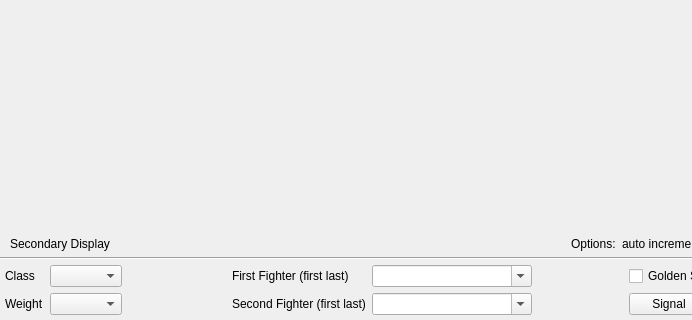
Qt form base/MainWindow.ui (fmuecke/Ipponboard) before a commit; both pictures show x 0 to 692 and y 280 to 600 of the 800 by 600 pixel window.
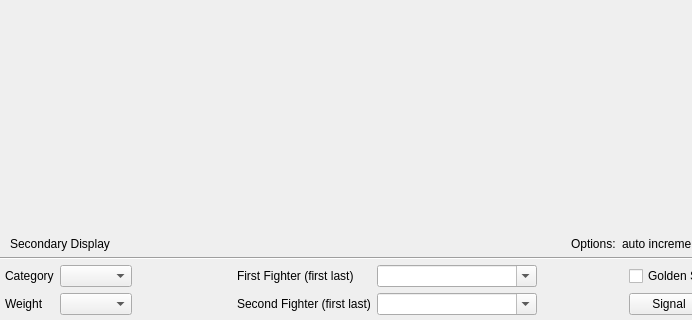
The same form after that commit. Icons and pictures are not drawn.

Commit message:
fighter list is filtered by category in addition to the weight for the fighter combobox (single tournament)
- renamed weight_class category

The edit to the form file:
```diff
--- a/base/MainWindow.ui
+++ b/base/MainWindow.ui
@@ -248,7 +248,7 @@
       <item row="0" column="0">
        <widget class="QLabel" name="label_6">
         <property name="text">
-         <string>Class</string>
+         <string>Category</string>
         </property>
        </widget>
       </item>
```
Left out of the diff: 4 changed lines with no effect on the pictures. The commit also changes 4 other files.
